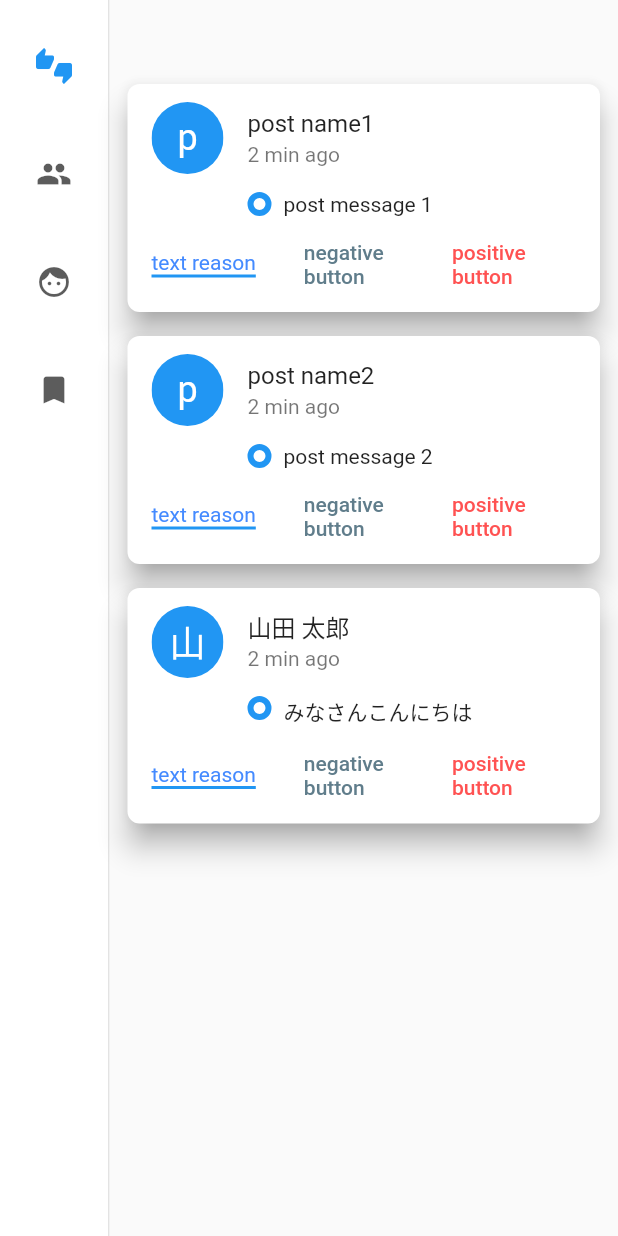
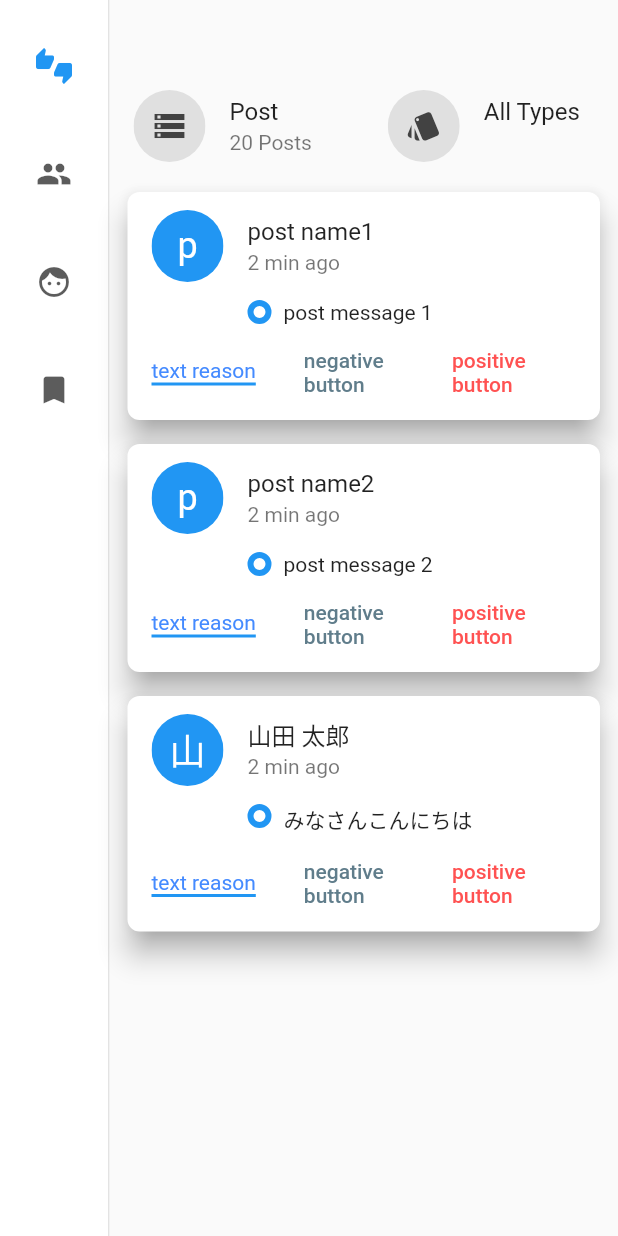
Before and after one commit to shibayamasho/ui_lesson_app, a Flutter app: the screen it shows after launch, on a phone screen of 412 x 824 dp. Run offline on Flutter 3.47's test engine with Material 2 defaults, Android fonts, the phone set to English and light mode, and no system bars.

Commit message:
PostHeaderクラス

```diff
--- /dev/null
+++ b/lib/widgets/post_header.dart
@@ -0,0 +1,51 @@
+import 'package:flutter/material.dart';
+import 'package:flutter/src/widgets/container.dart';
+import 'package:flutter/src/widgets/framework.dart';
+
+class PostHeader extends StatelessWidget {
+  const PostHeader({super.key});
+
+  @override
+  Widget build(BuildContext context) {
+    return Row(
+      children: [
+        Expanded(
+          flex: 1,
+          child: ListTile(
+            title: Text('Post'),
+            subtitle: Text('20 Posts'),
+            leading: ClipOval(
+              child: Container(
+                color: Colors.grey[300],
+                width: 48,
+                height: 48,
+                child: Icon(
+                  Icons.storage,
+                  color: Colors.grey[800],
+                ),
+              ),
+            ),
+          ),
+        ),
+        Expanded(
+          flex: 1,
+          child: ListTile(
+            title: Text('All Types'),
+            subtitle: Text(''),
+            leading: ClipOval(
+              child: Container(
+                color: Colors.grey[300],
+                width: 48,
+                height: 48,
+                child: Icon(
+                  Icons.style,
+                  color: Colors.grey[800],
+                ),
+              ),
+            ),
+          ),
+        ),
+      ],
+    );
+  }
+}
--- a/lib/widgets/post_list.dart
+++ b/lib/widgets/post_list.dart
@@ -3,6 +3,7 @@ import 'package:flutter/src/widgets/container.dart';
 import 'package:flutter/src/widgets/framework.dart';
 import 'package:ui_app/models/post.dart';
 import 'package:ui_app/widgets/post_card.dart';
+import 'post_header.dart';
 
 class PostList extends StatelessWidget {
   const PostList({super.key});
@@ -20,6 +21,7 @@ class PostList extends StatelessWidget {
           Expanded(
             child: ListView(
               children: [
+                PostHeader(),
                 PostCard(post: post1),
                 PostCard(post: post2),
                 PostCard(post: post3),
```
